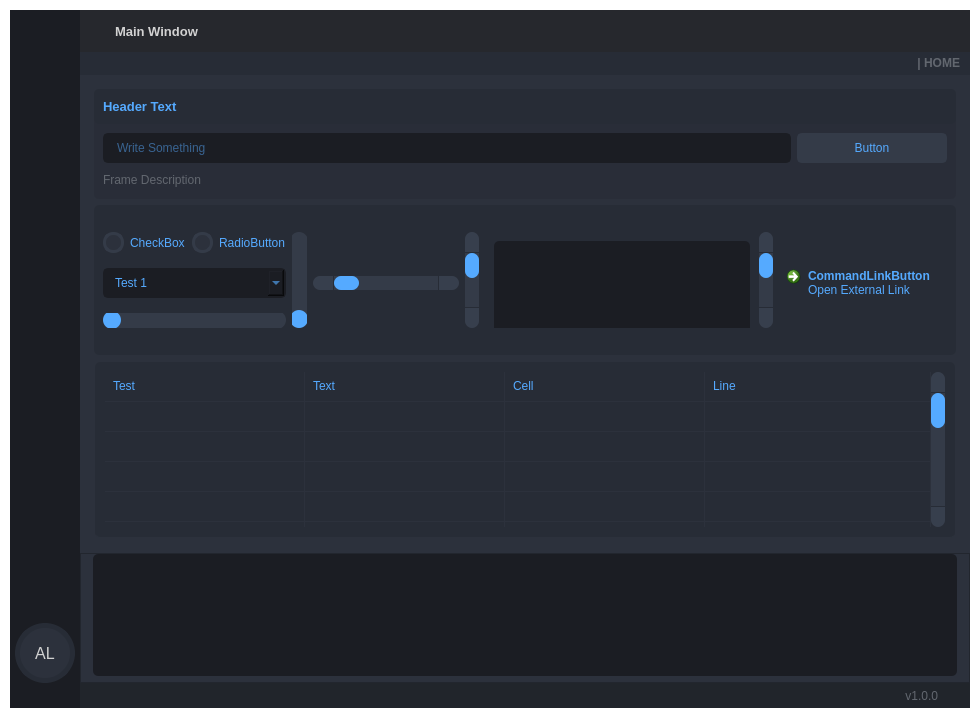
Above: visuals/GUI_BASE.ui from dariolggomez/HEATS-BOARD before the change. Below: the same form after it.
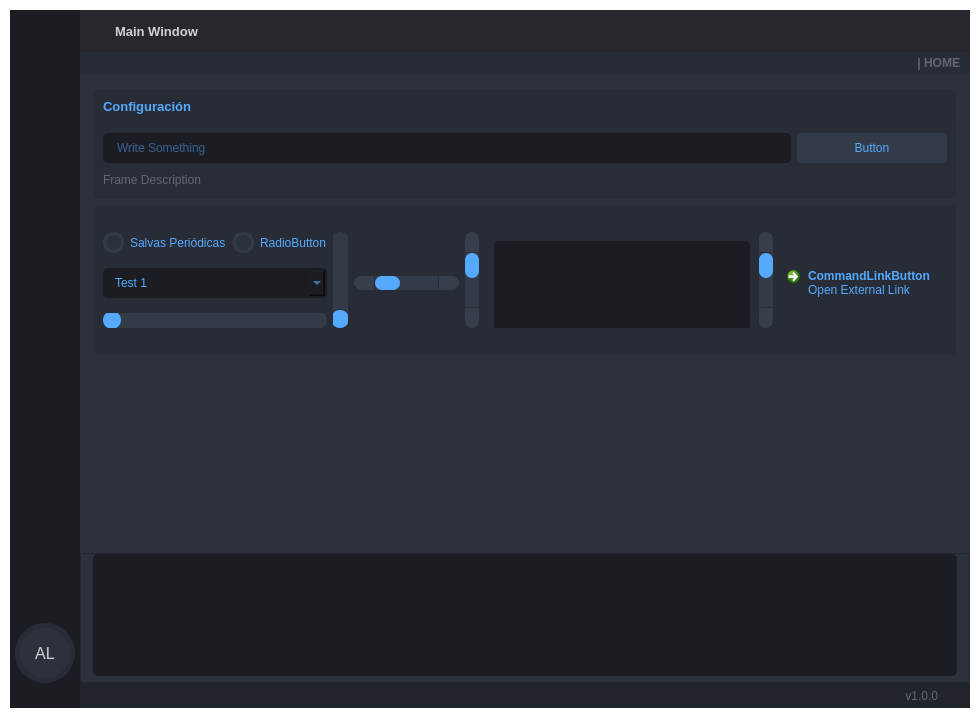
That is the form after the change. The open tabs and pages were chosen to show the change. Icons and pictures are not drawn.

Commit message: updated page settings

What changed in the file:
```diff
--- a/visuals/GUI_BASE.ui
+++ b/visuals/GUI_BASE.ui
@@ -2249,10 +2249,7 @@
                       <property name="frameShadow">
                        <enum>QFrame::Raised</enum>
                       </property>
-                      <layout class="QVBoxLayout" name="verticalLayout_15">
-                       <property name="spacing">
-                        <number>0</number>
-                       </property>
+                      <layout class="QVBoxLayout" name="verticalLayout_11">
                        <property name="leftMargin">
                         <number>0</number>
                        </property>
@@ -2359,7 +2356,7 @@
                                 <string notr="true"/>
                                </property>
                                <property name="text">
-                                <string>Header Text</string>
+                                <string>Configuración</string>
                                </property>
                                <property name="wordWrap">
                                 <bool>true</bool>
@@ -2493,8 +2490,8 @@
                       <property name="frameShadow">
                        <enum>QFrame::Raised</enum>
                       </property>
-                      <layout class="QVBoxLayout" name="verticalLayout_11">
-                       <item>
+                      <layout class="QGridLayout" name="gridLayout_4">
+                       <item row="0" column="0">
                         <layout class="QGridLayout" name="gridLayout_2">
                          <item row="0" column="0">
                           <widget class="QCheckBox" name="checkBox">
@@ -2505,7 +2502,7 @@
                             <string notr="true"/>
                            </property>
                            <property name="text">
-                            <string>CheckBox</string>
+                            <string>Salvas Periódicas</string>
                            </property>
                           </widget>
                          </item>
@@ -2740,481 +2737,17 @@
                      </widget>
                     </item>
                     <item>
-                     <widget class="QFrame" name="frame_3">
-                      <property name="minimumSize">
+                     <spacer name="verticalSpacer_3">
+                      <property name="orientation">
+                       <enum>Qt::Vertical</enum>
+                      </property>
+                      <property name="sizeHint" stdset="0">
                        <size>
-                        <width>0</width>
-                        <height>150</height>
+                        <width>20</width>
+                        <height>40</height>
                        </size>
                       </property>
-                      <property name="frameShape">
-                       <enum>QFrame::StyledPanel</enum>
-                      </property>
-                      <property name="frameShadow">
-                       <enum>QFrame::Raised</enum>
-                      </property>
-                      <layout class="QHBoxLayout" name="horizontalLayout_12">
-                       <property name="spacing">
-                        <number>0</number>
-                       </property>
-                       <property name="leftMargin">
-                        <number>0</number>
-                       </property>
-                       <property name="topMargin">
-                        <number>0</number>
-                       </property>
-                       <property name="rightMargin">
-                        <number>0</number>
-                       </property>
-                       <property name="bottomMargin">
-                        <number>0</number>
-                       </property>
-                       <item>
-                        <widget class="QTableWidget" name="tableWidget">
-                         <property name="sizePolicy">
-                          <sizepolicy hsizetype="Expanding" vsizetype="Expanding">
-                           <horstretch>0</horstretch>
-                           <verstretch>0</verstretch>
-                          </sizepolicy>
-                         </property>
-                         <property name="palette">
-                          <palette>
-                           <active>
-                            <colorrole role="WindowText">
-                             <brush brushstyle="SolidPattern">
-                              <color alpha="255">
-                               <red>85</red>
-                               <green>170</green>
-                               <blue>255</blue>
-                              </color>
-                             </brush>
-                            </colorrole>
-                            <colorrole role="Button">
-                             <brush brushstyle="SolidPattern">
-                              <color alpha="255">
-                               <red>39</red>
-                               <green>44</green>
-                               <blue>54</blue>
-                              </color>
-                             </brush>
-                            </colorrole>
-                            <colorrole role="Text">
-                             <brush brushstyle="SolidPattern">
-                              <color alpha="255">
-                               <red>85</red>
-                               <green>170</green>
-                               <blue>255</blue>
-                              </color>
-                             </brush>
-                            </colorrole>
-                            <colorrole role="ButtonText">
-                             <brush brushstyle="SolidPattern">
-                              <color alpha="255">
-                               <red>85</red>
-                               <green>170</green>
-                               <blue>255</blue>
-                              </color>
-                             </brush>
-                            </colorrole>
-                            <colorrole role="Base">
-                             <brush brushstyle="SolidPattern">
-                              <color alpha="255">
-                               <red>39</red>
-                               <green>44</green>
-                               <blue>54</blue>
-                              </color>
-                             </brush>
-                            </colorrole>
-                            <colorrole role="Window">
-                             <brush brushstyle="SolidPattern">
-                              <color alpha="255">
-                               <red>39</red>
-                               <green>44</green>
-                               <blue>54</blue>
-                              </color>
-                             </brush>
-                            </colorrole>
-                            <colorrole role="PlaceholderText">
-                             <brush brushstyle="NoBrush">
-                              <color alpha="128">
-                               <red>85</red>
-                               <green>170</green>
-                               <blue>255</blue>
-                              </color>
-                             </brush>
-                            </colorrole>
-                           </active>
-                           <inactive>
-                            <colorrole role="WindowText">
-                             <brush brushstyle="SolidPattern">
-                              <color alpha="255">
-                               <red>85</red>
-                               <green>170</green>
-                               <blue>255</blue>
-                              </color>
-                             </brush>
-                            </colorrole>
-                            <colorrole role="Button">
-                             <brush brushstyle="SolidPattern">
-                              <color alpha="255">
-                               <red>39</red>
-                               <green>44</green>
-                               <blue>54</blue>
-                              </color>
-                             </brush>
-                            </colorrole>
-                            <colorrole role="Text">
-                             <brush brushstyle="SolidPattern">
-                              <color alpha="255">
-                               <red>85</red>
-                               <green>170</green>
-                               <blue>255</blue>
-                              </color>
-                             </brush>
-                            </colorrole>
-                            <colorrole role="ButtonText">
-                             <brush brushstyle="SolidPattern">
-                              <color alpha="255">
-                               <red>85</red>
-                               <green>170</green>
-                               <blue>255</blue>
-                              </color>
-                             </brush>
-                            </colorrole>
-                            <colorrole role="Base">
-                             <brush brushstyle="SolidPattern">
-                              <color alpha="255">
-                               <red>39</red>
-                               <green>44</green>
-                               <blue>54</blue>
-                              </color>
-                             </brush>
-                            </colorrole>
-                            <colorrole role="Window">
-                             <brush brushstyle="SolidPattern">
-                              <color alpha="255">
-                               <red>39</red>
-                               <green>44</green>
-                               <blue>54</blue>
-                              </color>
-                             </brush>
-                            </colorrole>
-                            <colorrole role="PlaceholderText">
-                             <brush brushstyle="NoBrush">
-                              <color alpha="128">
-                               <red>85</red>
-                               <green>170</green>
-                               <blue>255</blue>
-                              </color>
-                             </brush>
-                            </colorrole>
-                           </inactive>
-                           <disabled>
-                            <colorrole role="WindowText">
-                             <brush brushstyle="SolidPattern">
-                              <color alpha="255">
-                               <red>85</red>
-                               <green>170</green>
-                               <blue>255</blue>
-                              </color>
-                             </brush>
-                            </colorrole>
-                            <colorrole role="Button">
-                             <brush brushstyle="SolidPattern">
-                              <color alpha="255">
-                               <red>39</red>
-                               <green>44</green>
-                               <blue>54</blue>
-                              </color>
-                             </brush>
-                            </colorrole>
-                            <colorrole role="Text">
-                             <brush brushstyle="SolidPattern">
-                              <color alpha="255">
-                               <red>85</red>
-                               <green>170</green>
-                               <blue>255</blue>
-                              </color>
-                             </brush>
-                            </colorrole>
-                            <colorrole role="ButtonText">
-                             <brush brushstyle="SolidPattern">
-                              <color alpha="255">
-                               <red>85</red>
-                               <green>170</green>
-                               <blue>255</blue>
-                              </color>
-                             </brush>
-                            </colorrole>
-                            <colorrole role="Base">
-                             <brush brushstyle="SolidPattern">
-                              <color alpha="255">
-                               <red>39</red>
-                               <green>44</green>
-                               <blue>54</blue>
-                              </color>
-                             </brush>
-                            </colorrole>
-                            <colorrole role="Window">
-                             <brush brushstyle="SolidPattern">
-                              <color alpha="255">
-                               <red>39</red>
-                               <green>44</green>
-                               <blue>54</blue>
-                              </color>
-                             </brush>
-                            </colorrole>
-                            <colorrole role="PlaceholderText">
-                             <brush brushstyle="NoBrush">
-                              <color alpha="128">
-                               <red>85</red>
-                               <green>170</green>
-                               <blue>255</blue>
-                              </color>
-                             </brush>
-                            </colorrole>
-                           </disabled>
-                          </palette>
-                         </property>
-                         <property name="styleSheet">
-                          <string notr="true">QTableWidget {	
-	background-color: rgb(39, 44, 54);
-	padding: 10px;
-	border-radius: 5px;
-	gridline-color: rgb(44, 49, 60);
-	border-bottom: 1px solid rgb(44, 49, 60);
-}
-QTableWidget::item{
-	border-color: rgb(44, 49, 60);
-	padding-left: 5px;
-	padding-right: 5px;
-	gridline-color: rgb(44, 49, 60);
-}
-QTableWidget::item:selected{
-	background-color: rgb(85, 170, 255);
-}
-QScrollBar:horizontal {
-    border: none;
-    background: rgb(52, 59, 72);
-    height: 14px;
-    margin: 0px 21px 0 21px;
-	border-radius: 0px;
-}
- QScrollBar:vertical {
-	border: none;
-    background: rgb(52, 59, 72);
-    width: 14px;
-    margin: 21px 0 21px 0;
-	border-radius: 0px;
- }
-QHeaderView::section{
-	Background-color: rgb(39, 44, 54);
-	max-width: 30px;
-	border: 1px solid rgb(44, 49, 60);
-	border-style: none;
-    border-bottom: 1px solid rgb(44, 49, 60);
-    border-right: 1px solid rgb(44, 49, 60);
-}
-QTableWidget::horizontalHeader {	
-	background-color: rgb(81, 255, 0);
-}
-QHeaderView::section:horizontal
-{
-    border: 1px solid rgb(32, 34, 42);
-	background-color: rgb(27, 29, 35);
-	padding: 3px;
-	border-top-left-radius: 7px;
-    border-top-right-radius: 7px;
-}
-QHeaderView::section:vertical
-{
-    border: 1px solid rgb(44, 49, 60);
-}
-</string>
-                         </property>
-                         <property name="frameShape">
-                          <enum>QFrame::NoFrame</enum>
-                         </property>
-                         <property name="verticalScrollBarPolicy">
-                          <enum>Qt::ScrollBarAlwaysOn</enum>
-                         </property>
-                         <property name="sizeAdjustPolicy">
-                          <enum>QAbstractScrollArea::AdjustToContents</enum>
-                         </property>
-                         <property name="editTriggers">
-                          <set>QAbstractItemView::NoEditTriggers</set>
-                         </property>
-                         <property name="alternatingRowColors">
-                          <bool>false</bool>
-                         </property>
-                         <property name="selectionMode">
-                          <enum>QAbstractItemView::SingleSelection</enum>
-                         </property>
-                         <property name="selectionBehavior">
-                          <enum>QAbstractItemView::SelectRows</enum>
-                         </property>
-                         <property name="showGrid">
-                          <bool>true</bool>
-                         </property>
-                         <property name="gridStyle">
-                          <enum>Qt::SolidLine</enum>
-                         </property>
-                         <property name="sortingEnabled">
-                          <bool>false</bool>
-                         </property>
-                         <attribute name="horizontalHeaderVisible">
-                          <bool>false</bool>
-                         </attribute>
-                         <attribute name="horizontalHeaderCascadingSectionResizes">
-                          <bool>true</bool>
-                         </attribute>
-                         <attribute name="horizontalHeaderDefaultSectionSize">
-                          <number>200</number>
-                         </attribute>
-                         <attribute name="horizontalHeaderStretchLastSection">
-                          <bool>true</bool>
-                         </attribute>
-                         <attribute name="verticalHeaderVisible">
-                          <bool>false</bool>
-                         </attribute>
-                         <attribute name="verticalHeaderCascadingSectionResizes">
-                          <bool>false</bool>
-                         </attribute>
-                         <attribute name="verticalHeaderHighlightSections">
-                          <bool>false</bool>
-                         </attribute>
-                         <attribute name="verticalHeaderStretchLastSection">
-                          <bool>true</bool>
-                         </attribute>
-                         <row>
-                          <property name="text">
-                           <string>New Row</string>
-                          </property>
-                          <property name="font">
-                           <font>
-                            <family>Segoe UI</family>
-                           </font>
-                          </property>
-                         </row>
-                         <row>
-                          <property name="text">
-                           <string>New Row</string>
-                          </property>
-                         </row>
-                         <row>
-                          <property name="text">
-                           <string>New Row</string>
-                          </property>
-                         </row>
-                         <row>
-                          <property name="text">
-                           <string>New Row</string>
-                          </property>
-                         </row>
-                         <row>
-                          <property name="text">
-                           <string>New Row</string>
-                          </property>
-                         </row>
-                         <row>
-                          <property name="text">
-                           <string>New Row</string>
-                          </property>
-                         </row>
-                         <row>
-                          <property name="text">
-                           <string>New Row</string>
-                          </property>
-                         </row>
-                         <row>
-                          <property name="text">
-                           <string>New Row</string>
-                          </property>
-                         </row>
-                         <row>
-                          <property name="text">
-                           <string>New Row</string>
-                          </property>
-                         </row>
-                         <row>
-                          <property name="text">
-                           <string>New Row</string>
-                          </property>
-                         </row>
-                         <row>
-                          <property name="text">
-                           <string>New Row</string>
-                          </property>
-                         </row>
-                         <row>
-                          <property name="text">
-                           <string>New Row</string>
-                          </property>
-                         </row>
-                         <row>
-                          <property name="text">
-                           <string>New Row</string>
-                          </property>
-                         </row>
-                         <row>
-                          <property name="text">
-                           <string>New Row</string>
-                          </property>
-                         </row>
-                         <row>
-                          <property name="text">
-                           <string>New Row</string>
-                          </property>
-                         </row>
-                         <row>
-                          <property name="text">
-                           <string>New Row</string>
-                          </property>
-                         </row>
-                         <column>
-                          <property name="text">
-                           <string>0</string>
-                          </property>
-                         </column>
-                         <column>
-                          <property name="text">
-                           <string>1</string>
-                          </property>
-                         </column>
-                         <column>
-                          <property name="text">
-                           <string>2</string>
-                          </property>
-                         </column>
-                         <column>
-                          <property name="text">
-                           <string>3</string>
-                          </property>
-                         </column>
-                         <item row="0" column="0">
-                          <property name="text">
-                           <string>Test</string>
-                          </property>
-                         </item>
-                         <item row="0" column="1">
-                          <property name="text">
-                           <string>Text</string>
-                          </property>
-                         </item>
-                         <item row="0" column="2">
-                          <property name="text">
-                           <string>Cell</string>
-                          </property>
-                         </item>
-                         <item row="0" column="3">
-                          <property name="text">
-                           <string>Line</string>
-                          </property>
-                         </item>
-                        </widget>
-                       </item>
-                      </layout>
-                     </widget>
+                     </spacer>
                     </item>
                    </layout>
                   </widget>
```
Left out of the diff: 5 changed lines with no effect on the pictures. The commit also changes 2 other files.
